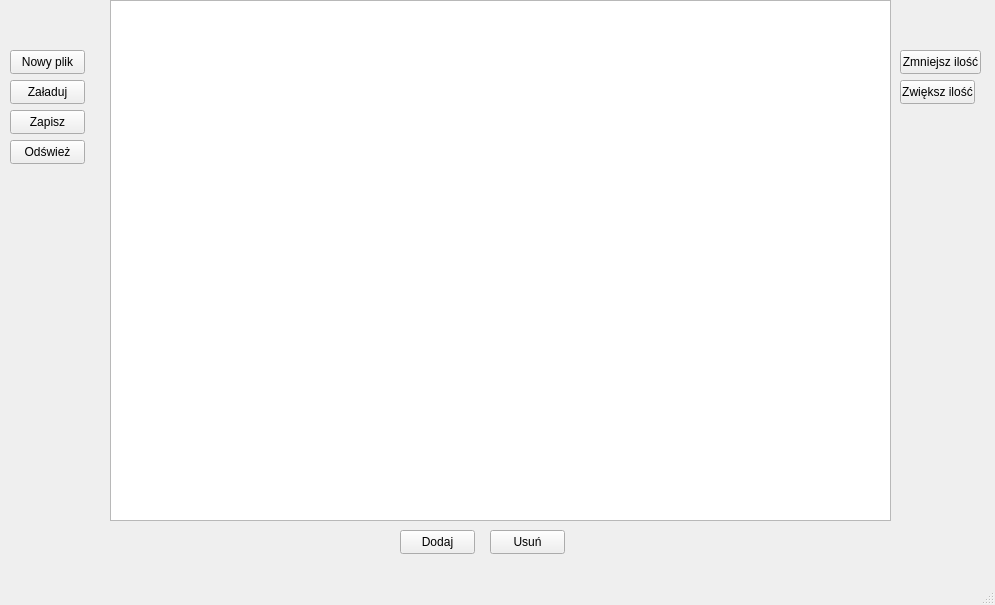
Qt form mainwindow.ui (SwingyMan/LibraryManagerQT) before a commit.
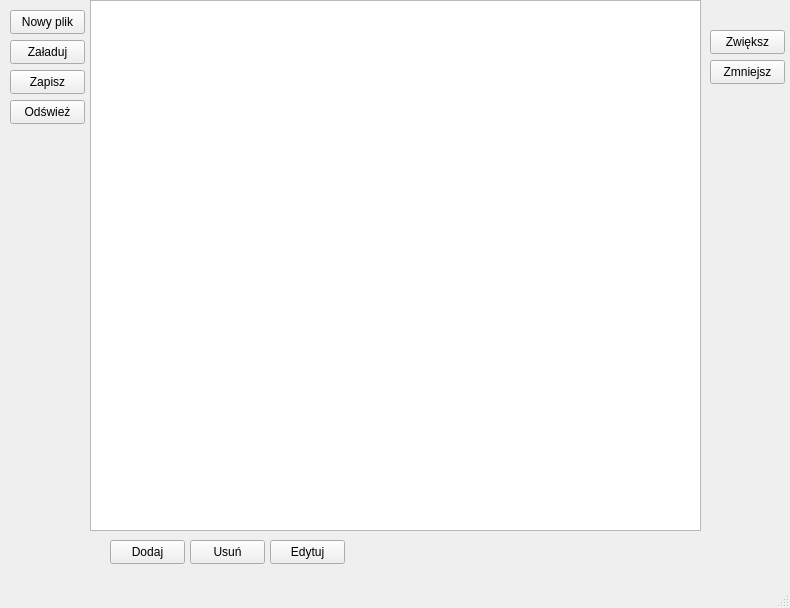
The same form after that commit.

Diff of the .ui file:
```diff
--- a/mainwindow.ui
+++ b/mainwindow.ui
@@ -6,8 +6,8 @@
    <rect>
     <x>0</x>
     <y>0</y>
-    <width>995</width>
-    <height>605</height>
+    <width>790</width>
+    <height>608</height>
    </rect>
   </property>
   <property name="windowTitle">
@@ -17,10 +17,10 @@
    <widget class="QTableView" name="tableView">
     <property name="geometry">
      <rect>
-      <x>110</x>
+      <x>90</x>
       <y>0</y>
-      <width>781</width>
-      <height>521</height>
+      <width>611</width>
+      <height>531</height>
      </rect>
     </property>
     <property name="sortingEnabled">
@@ -29,6 +29,9 @@
     <attribute name="horizontalHeaderStretchLastSection">
      <bool>true</bool>
     </attribute>
+    <attribute name="verticalHeaderVisible">
+     <bool>false</bool>
+    </attribute>
     <attribute name="verticalHeaderShowSortIndicator" stdset="0">
      <bool>true</bool>
     </attribute>
@@ -40,7 +43,7 @@
     <property name="geometry">
      <rect>
       <x>10</x>
-      <y>50</y>
+      <y>10</y>
       <width>75</width>
       <height>24</height>
      </rect>
@@ -53,7 +56,7 @@
     <property name="geometry">
      <rect>
       <x>10</x>
-      <y>110</y>
+      <y>70</y>
       <width>75</width>
       <height>24</height>
      </rect>
@@ -65,8 +68,8 @@
    <widget class="QPushButton" name="pushButton_4">
     <property name="geometry">
      <rect>
-      <x>490</x>
-      <y>530</y>
+      <x>190</x>
+      <y>540</y>
       <width>75</width>
       <height>24</height>
      </rect>
@@ -78,8 +81,8 @@
    <widget class="QPushButton" name="pushButton_5">
     <property name="geometry">
      <rect>
-      <x>400</x>
-      <y>530</y>
+      <x>110</x>
+      <y>540</y>
       <width>75</width>
       <height>24</height>
      </rect>
@@ -92,7 +95,7 @@
     <property name="geometry">
      <rect>
       <x>10</x>
-      <y>80</y>
+      <y>40</y>
       <width>75</width>
       <height>24</height>
      </rect>
@@ -101,37 +104,11 @@
      <string>Załaduj</string>
     </property>
    </widget>
-   <widget class="QPushButton" name="pushButton_6">
-    <property name="geometry">
-     <rect>
-      <x>900</x>
-      <y>80</y>
-      <width>75</width>
-      <height>24</height>
-     </rect>
-    </property>
-    <property name="text">
-     <string>Zwiększ ilość</string>
-    </property>
-   </widget>
-   <widget class="QPushButton" name="pushButton_7">
-    <property name="geometry">
-     <rect>
-      <x>900</x>
-      <y>50</y>
-      <width>81</width>
-      <height>24</height>
-     </rect>
-    </property>
-    <property name="text">
-     <string>Zmniejsz ilość</string>
-    </property>
-   </widget>
    <widget class="QPushButton" name="pushButton_8">
     <property name="geometry">
      <rect>
       <x>10</x>
-      <y>140</y>
+      <y>100</y>
       <width>75</width>
       <height>24</height>
      </rect>
@@ -140,6 +117,45 @@
      <string>Odśwież</string>
     </property>
    </widget>
+   <widget class="QPushButton" name="pushButton_9">
+    <property name="geometry">
+     <rect>
+      <x>270</x>
+      <y>540</y>
+      <width>75</width>
+      <height>24</height>
+     </rect>
+    </property>
+    <property name="text">
+     <string>Edytuj</string>
+    </property>
+   </widget>
+   <widget class="QPushButton" name="pushButton_6">
+    <property name="geometry">
+     <rect>
+      <x>710</x>
+      <y>30</y>
+      <width>75</width>
+      <height>24</height>
+     </rect>
+    </property>
+    <property name="text">
+     <string>Zwiększ</string>
+    </property>
+   </widget>
+   <widget class="QPushButton" name="pushButton_7">
+    <property name="geometry">
+     <rect>
+      <x>710</x>
+      <y>60</y>
+      <width>75</width>
+      <height>24</height>
+     </rect>
+    </property>
+    <property name="text">
+     <string>Zmniejsz</string>
+    </property>
+   </widget>
   </widget>
   <widget class="QMenuBar" name="menubar">
    <property name="geometry">
```
Left out of the diff: 2 changed lines with no effect on the pictures.
